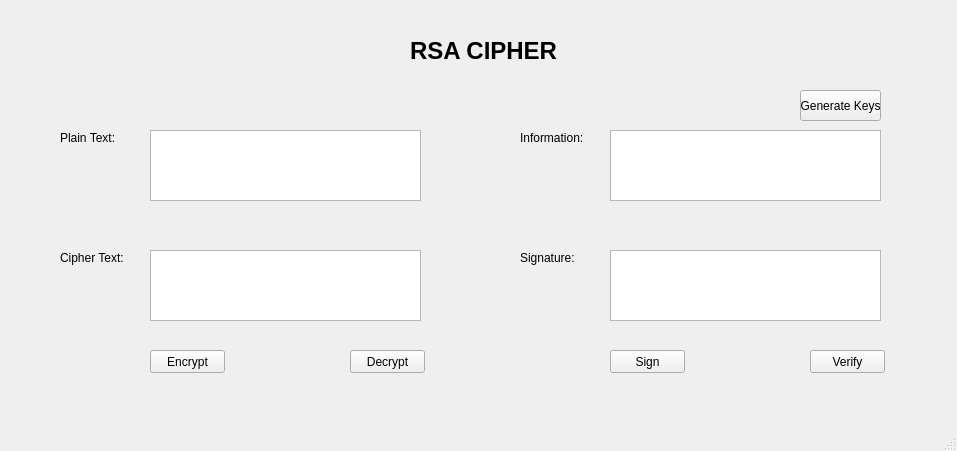
Qt form lab-03/ui/rsa.ui (yaibatamado/BMTTNC_CaoThien_3032) before a commit.
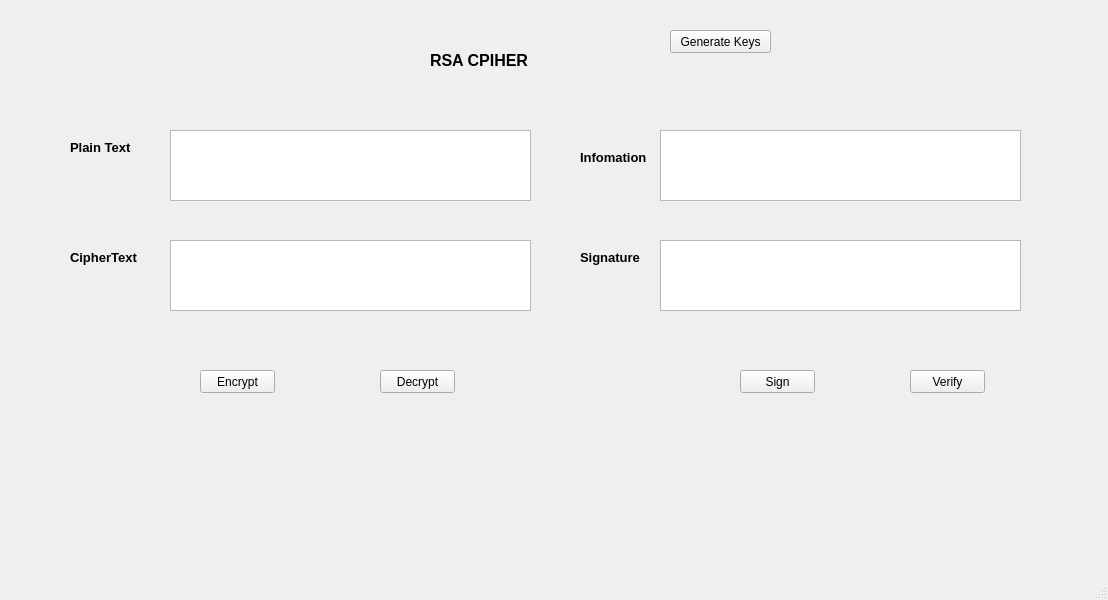
The same form after that commit.

Diff of the .ui file:
```diff
--- a/lab-03/ui/rsa.ui
+++ b/lab-03/ui/rsa.ui
@@ -6,8 +6,8 @@
    <rect>
     <x>0</x>
     <y>0</y>
-    <width>957</width>
-    <height>451</height>
+    <width>1108</width>
+    <height>600</height>
    </rect>
   </property>
   <property name="windowTitle">
@@ -17,111 +17,104 @@
    <widget class="QLabel" name="label">
     <property name="geometry">
      <rect>
-      <x>410</x>
-      <y>20</y>
-      <width>151</width>
+      <x>430</x>
+      <y>30</y>
+      <width>101</width>
       <height>61</height>
      </rect>
     </property>
-    <property name="font">
-     <font>
-      <pointsize>18</pointsize>
-      <weight>75</weight>
-      <bold>true</bold>
-     </font>
-    </property>
     <property name="text">
-     <string>RSA CIPHER</string>
+     <string>&lt;html&gt;&lt;head/&gt;&lt;body&gt;&lt;p&gt;&lt;span style=&quot; font-size:12pt; font-weight:600;&quot;&gt;RSA CPIHER&lt;/span&gt;&lt;/p&gt;&lt;/body&gt;&lt;/html&gt;</string>
     </property>
    </widget>
    <widget class="QLabel" name="label_2">
     <property name="geometry">
      <rect>
-      <x>60</x>
-      <y>130</y>
-      <width>61</width>
+      <x>70</x>
+      <y>140</y>
+      <width>81</width>
       <height>16</height>
      </rect>
     </property>
     <property name="text">
-     <string>Plain Text:</string>
+     <string>&lt;html&gt;&lt;head/&gt;&lt;body&gt;&lt;p&gt;&lt;span style=&quot; font-size:10pt; font-weight:600;&quot;&gt;Plain Text&lt;/span&gt;&lt;/p&gt;&lt;/body&gt;&lt;/html&gt;</string>
     </property>
    </widget>
    <widget class="QLabel" name="label_3">
     <property name="geometry">
      <rect>
-      <x>60</x>
+      <x>70</x>
       <y>250</y>
-      <width>71</width>
+      <width>81</width>
       <height>16</height>
      </rect>
     </property>
     <property name="text">
-     <string>Cipher Text:</string>
+     <string>&lt;html&gt;&lt;head/&gt;&lt;body&gt;&lt;p&gt;&lt;span style=&quot; font-size:10pt; font-weight:600;&quot;&gt;CipherText&lt;/span&gt;&lt;/p&gt;&lt;/body&gt;&lt;/html&gt;</string>
     </property>
    </widget>
    <widget class="QLabel" name="label_4">
     <property name="geometry">
      <rect>
-      <x>520</x>
-      <y>130</y>
-      <width>71</width>
+      <x>580</x>
+      <y>150</y>
+      <width>81</width>
       <height>16</height>
      </rect>
     </property>
     <property name="text">
-     <string>Information:</string>
+     <string>&lt;html&gt;&lt;head/&gt;&lt;body&gt;&lt;p&gt;&lt;span style=&quot; font-size:10pt; font-weight:600;&quot;&gt;Infomation&lt;/span&gt;&lt;/p&gt;&lt;/body&gt;&lt;/html&gt;</string>
     </property>
    </widget>
    <widget class="QLabel" name="label_5">
     <property name="geometry">
      <rect>
-      <x>520</x>
+      <x>580</x>
       <y>250</y>
-      <width>61</width>
+      <width>81</width>
       <height>16</height>
      </rect>
     </property>
     <property name="text">
-     <string>Signature:</string>
+     <string>&lt;html&gt;&lt;head/&gt;&lt;body&gt;&lt;p&gt;&lt;span style=&quot; font-size:10pt; font-weight:600;&quot;&gt;Signature&lt;/span&gt;&lt;/p&gt;&lt;/body&gt;&lt;/html&gt;</string>
     </property>
    </widget>
-   <widget class="QPlainTextEdit" name="txtPlainText">
+   <widget class="QTextEdit" name="txt_plain_text">
     <property name="geometry">
      <rect>
-      <x>150</x>
+      <x>170</x>
       <y>130</y>
-      <width>271</width>
+      <width>361</width>
       <height>71</height>
      </rect>
     </property>
    </widget>
-   <widget class="QPlainTextEdit" name="txtCipherText">
+   <widget class="QTextEdit" name="txt_cipher_text">
     <property name="geometry">
      <rect>
-      <x>150</x>
-      <y>250</y>
-      <width>271</width>
+      <x>170</x>
+      <y>240</y>
+      <width>361</width>
       <height>71</height>
      </rect>
     </property>
    </widget>
-   <widget class="QPlainTextEdit" name="txtSignature">
+   <widget class="QTextEdit" name="txt_info">
     <property name="geometry">
      <rect>
-      <x>610</x>
-      <y>250</y>
-      <width>271</width>
+      <x>660</x>
+      <y>130</y>
+      <width>361</width>
       <height>71</height>
      </rect>
     </property>
    </widget>
-   <widget class="QPlainTextEdit" name="txtInformation">
+   <widget class="QTextEdit" name="txt_sign">
     <property name="geometry">
      <rect>
-      <x>610</x>
-      <y>130</y>
-      <width>271</width>
+      <x>660</x>
+      <y>240</y>
+      <width>361</width>
       <height>71</height>
      </rect>
     </property>
@@ -129,8 +122,21 @@
    <widget class="QPushButton" name="btnEncrypt">
     <property name="geometry">
      <rect>
-      <x>150</x>
-      <y>350</y>
+      <x>670</x>
+      <y>30</y>
+      <width>101</width>
+      <height>23</height>
+     </rect>
+    </property>
+    <property name="text">
+     <string>Generate Keys</string>
+    </property>
+   </widget>
+   <widget class="QPushButton" name="btn_encrypt">
+    <property name="geometry">
+     <rect>
+      <x>200</x>
+      <y>370</y>
       <width>75</width>
       <height>23</height>
      </rect>
@@ -142,8 +148,8 @@
    <widget class="QPushButton" name="btnDecrypt">
     <property name="geometry">
      <rect>
-      <x>350</x>
-      <y>350</y>
+      <x>380</x>
+      <y>370</y>
       <width>75</width>
       <height>23</height>
      </rect>
@@ -155,21 +161,8 @@
    <widget class="QPushButton" name="btnGenerateKeys">
     <property name="geometry">
      <rect>
-      <x>800</x>
-      <y>90</y>
-      <width>81</width>
-      <height>31</height>
-     </rect>
-    </property>
-    <property name="text">
-     <string>Generate Keys</string>
-    </property>
-   </widget>
-   <widget class="QPushButton" name="btnSign">
-    <property name="geometry">
-     <rect>
-      <x>610</x>
-      <y>350</y>
+      <x>740</x>
+      <y>370</y>
       <width>75</width>
       <height>23</height>
      </rect>
@@ -181,8 +174,8 @@
    <widget class="QPushButton" name="btnVerify">
     <property name="geometry">
      <rect>
-      <x>810</x>
-      <y>350</y>
+      <x>910</x>
+      <y>370</y>
       <width>75</width>
       <height>23</height>
      </rect>
```
Left out of the diff: 10 changed lines with no effect on the pictures.
